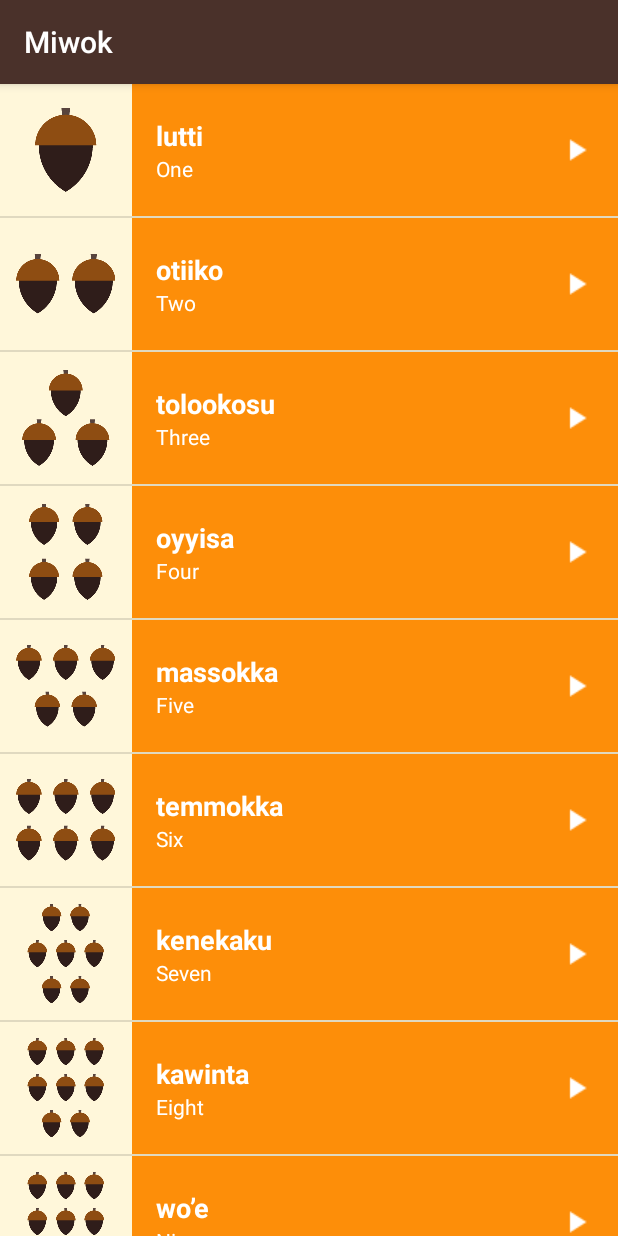
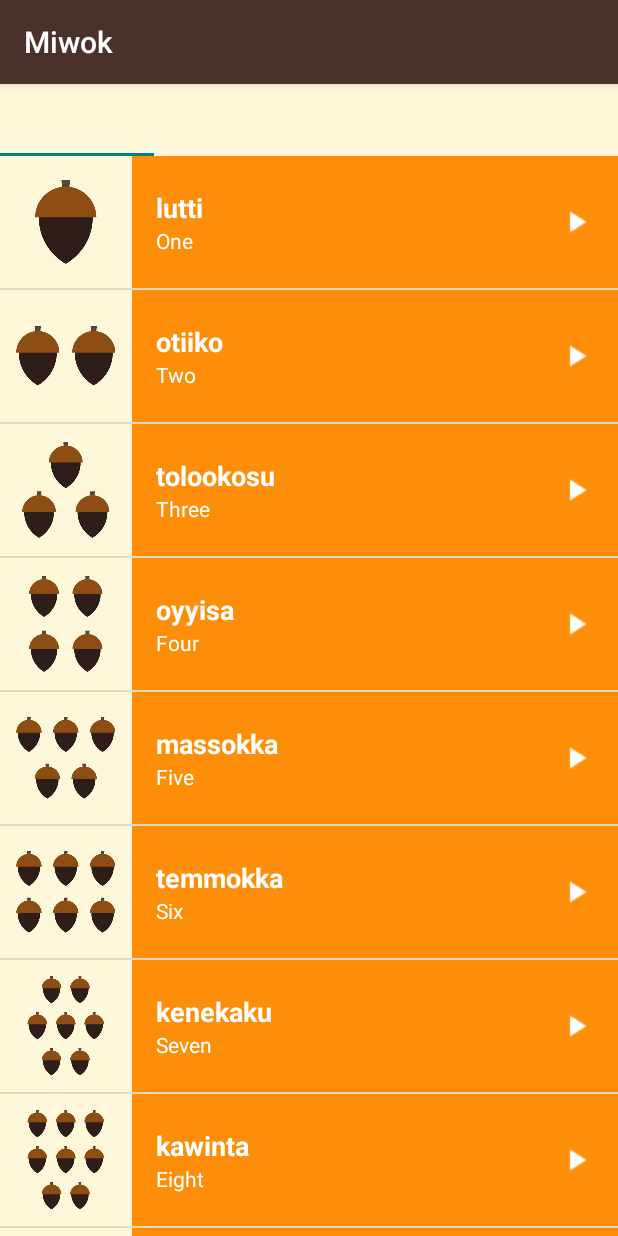
Before and after one commit to lehieu30794/MiwokAW, an Android app: the screen it shows after launch (MainActivity), on a phone screen of 412 x 824 dp. Run offline under Robolectric (Android 15) with nearby library versions, the phone set to English and light mode, and no system bars.

Commit message:
Add Tab, but not display yet

```diff
--- a/app/src/main/java/com/example/android/miwok/SimpleFragmentPagerAdapter.java
+++ b/app/src/main/java/com/example/android/miwok/CategoryAdapter.java
@@ -4,9 +4,9 @@ import android.support.v4.app.Fragment;
 import android.support.v4.app.FragmentManager;
 import android.support.v4.app.FragmentPagerAdapter;
 
-public class SimpleFragmentPagerAdapter extends FragmentPagerAdapter {
+public class CategoryAdapter extends FragmentPagerAdapter {
 
-    public SimpleFragmentPagerAdapter(FragmentManager fm) {
+    public CategoryAdapter(FragmentManager fm) {
         super(fm);
     }
 
--- a/app/src/main/java/com/example/android/miwok/MainActivity.java
+++ b/app/src/main/java/com/example/android/miwok/MainActivity.java
@@ -17,12 +17,11 @@ package com.example.android.miwok;
 
 import android.content.Intent;
 import android.os.Bundle;
+import android.support.design.widget.TabLayout;
 import android.support.v4.view.ViewPager;
 import android.support.v7.app.AppCompatActivity;
 import android.view.View;
 import android.widget.TextView;
-
-import org.w3c.dom.Text;
 
 public class MainActivity extends AppCompatActivity {
 
@@ -34,13 +33,22 @@ public class MainActivity extends AppCompatActivity {
         setContentView(R.layout.activity_main);
 
 
-
         ViewPager viewPager = (ViewPager) findViewById(R.id.viewpager);
 
-        SimpleFragmentPagerAdapter adapter = new SimpleFragmentPagerAdapter(getSupportFragmentManager());
+        CategoryAdapter adapter = new CategoryAdapter(getSupportFragmentManager());
 
         viewPager.setAdapter(adapter);
+        // Find the tab layout that shows the tabs
 
+
+        TabLayout tabLayout = (TabLayout) findViewById(R.id.tabs);
+
+        // Connect the tab layout with the view pager. This will
+        //   1. Update the tab layout when the view pager is swiped
+        //   2. Update the view pager when a tab is selected
+        //   3. Set the tab layout's tab names with the view pager's adapter's titles
+        //      by calling onPageTitle()
+        tabLayout.setupWithViewPager(viewPager);
 
 
         // Find the View that shows the numbers category
--- a/app/src/main/res/layout/activity_main.xml
+++ b/app/src/main/res/layout/activity_main.xml
@@ -20,10 +20,15 @@
     android:orientation="vertical"
     tools:context="com.example.android.miwok.MainActivity">
 
+    <android.support.design.widget.TabLayout
+        android:id="@+id/tabs"
+        android:layout_width="match_parent"
+        android:layout_height="wrap_content" />
+
     <android.support.v4.view.ViewPager
         android:id="@+id/viewpager"
         android:layout_width="match_parent"
-        android:layout_height="match_parent" />
+        android:layout_height="match_parent"/>
 
     <!-- Numbers category -->
     <FrameLayout
```
